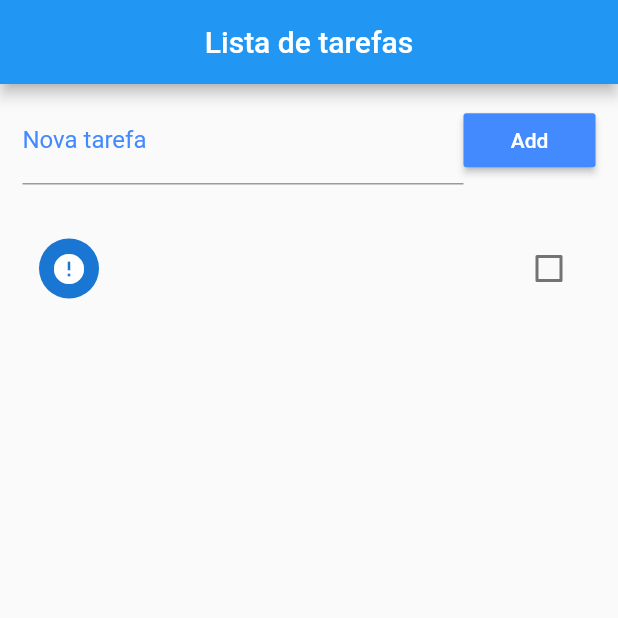
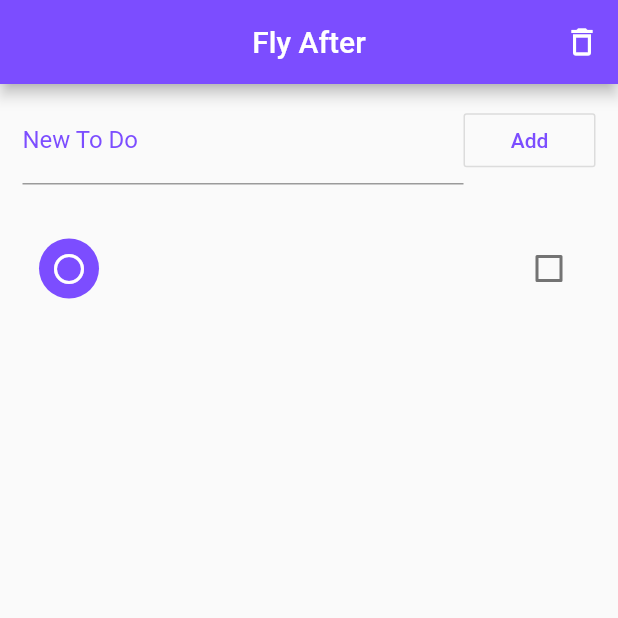
Before and after one commit to marcusv77/app-flutter-todo, a Flutter app: the screen it shows after launch, after a tap on "Add", on a phone screen of 412 x 824 dp, the top half of it. Run offline on Flutter 3.47's test engine with Material 2 defaults, Android fonts, the phone set to English and light mode, and no system bars.

Commit message:
Update 04/09/20

```diff
--- a/lib/main.dart
+++ b/lib/main.dart
@@ -48,6 +48,17 @@ class _HomeState extends State<Home> {
     });
   }
 
+  void removeCheck(){
+    setState(() {
+      for(var i=0; i < _toDoList.length; i++){
+        if (_toDoList[i]["ok"] == true ){
+          _toDoList.removeAt(i);
+        }
+      }
+      _saveData();
+    });
+  }
+
   Future<Null> _refresh() async {
     await Future.delayed(Duration(seconds: 1));
 
@@ -71,9 +82,16 @@ class _HomeState extends State<Home> {
   Widget build(BuildContext context) {
     return Scaffold(
       appBar: AppBar(
-          title: Text("Lista de tarefas"),
-          backgroundColor: Colors.blue,
-          centerTitle: true),
+        title: Text("Fly After"),
+        centerTitle: true,
+        backgroundColor: Colors.deepPurpleAccent,
+        actions: <Widget>[
+          IconButton(
+            icon: Icon(Icons.delete_outline, color: Colors.white),
+            onPressed: removeCheck,
+          )
+        ],
+      ),
       body: Column(
         children: <Widget>[
           Container(
@@ -84,14 +102,14 @@ class _HomeState extends State<Home> {
                   child: TextField(
                     controller: _toDoController,
                     decoration: InputDecoration(
-                        labelText: "Nova tarefa",
-                        labelStyle: TextStyle(color: Colors.blueAccent)),
+                        labelText: "New To Do",
+                        labelStyle: TextStyle(color: Colors.deepPurpleAccent)),
                   ),
                 ),
-                RaisedButton(
-                  color: Colors.blueAccent,
+                OutlineButton(
+                  color: Colors.deepPurpleAccent,
                   child: Text("Add"),
-                  textColor: Colors.white,
+                  textColor: Colors.deepPurpleAccent,
                   onPressed: _addToDo,
                 )
               ],
@@ -116,7 +134,7 @@ class _HomeState extends State<Home> {
     return Dismissible(
       key: Key(DateTime.now().millisecondsSinceEpoch.toString()),
       background: Container(
-        color: Colors.red,
+        color: Colors.deepPurpleAccent,
         child: Align(
           alignment: Alignment(-0.9, 0.0),
           child: Icon(Icons.delete, color: Colors.white),
@@ -127,7 +145,7 @@ class _HomeState extends State<Home> {
         title: Text(_toDoList[index]["title"]),
         value: _toDoList[index]["ok"],
         secondary: CircleAvatar(
-          child: Icon(_toDoList[index]["ok"] ? Icons.check : Icons.error),
+          child: Icon(_toDoList[index]["ok"] ? Icons.check_circle : Icons.radio_button_unchecked, color: Colors.white), backgroundColor: Colors.deepPurpleAccent,
         ),
         onChanged: (check) {
           setState(() {
```
Also changed, not shown: print/todo.png.
